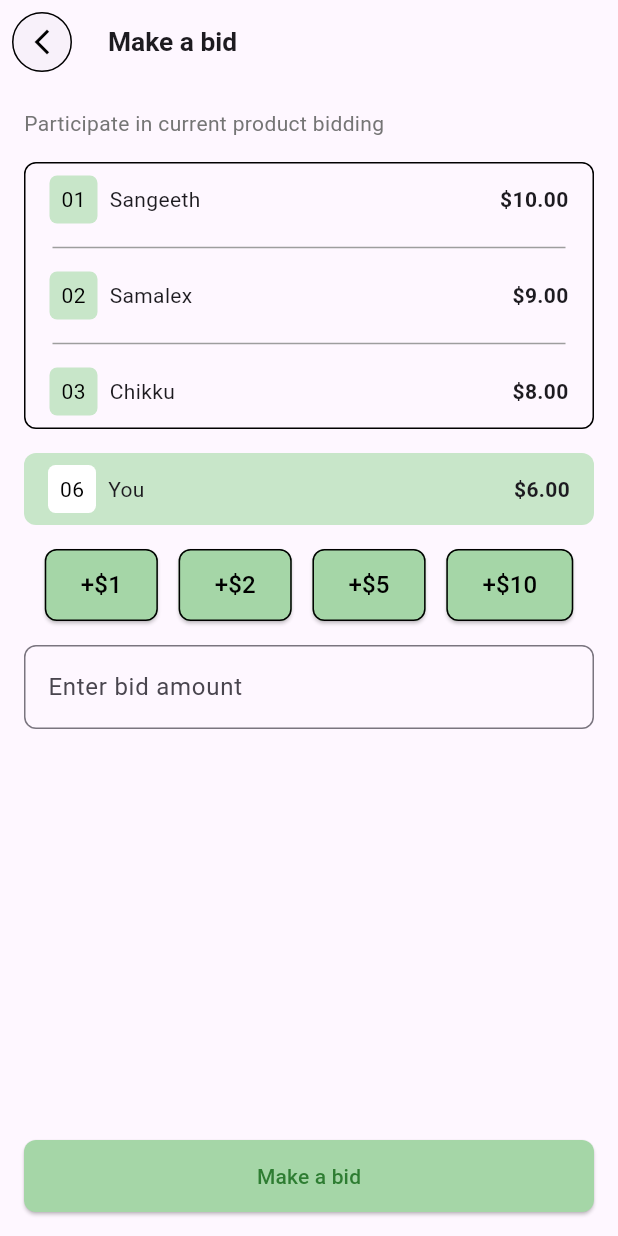
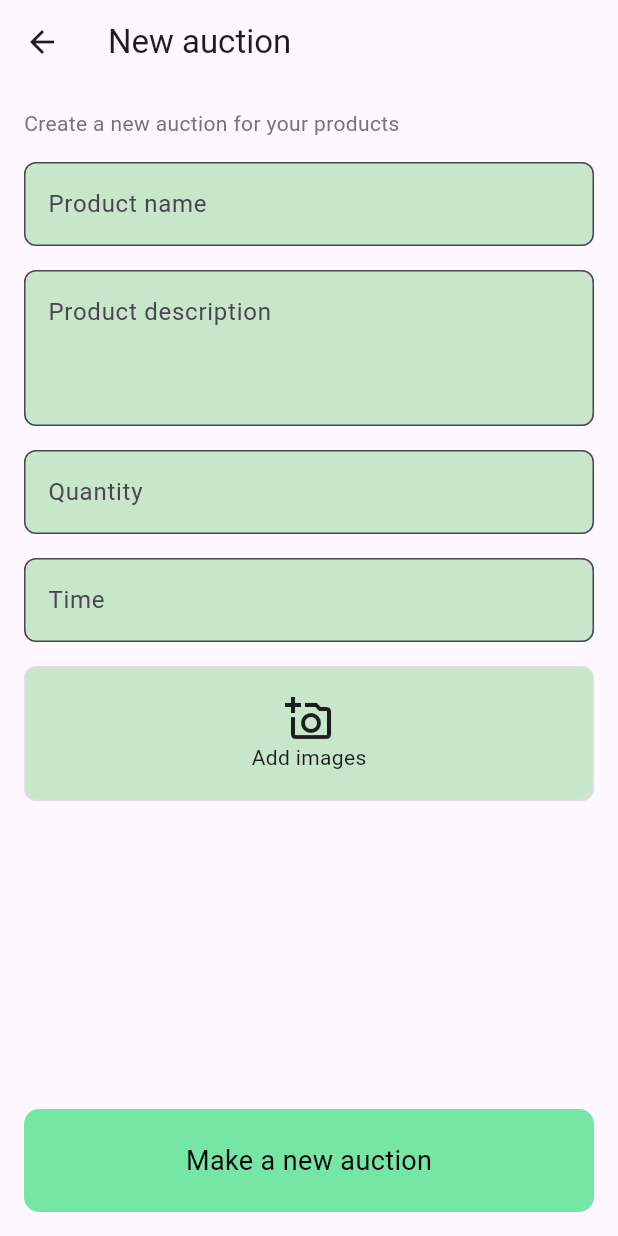
Before and after one commit to Ajeesh-Palathingal/greenery, a Flutter app: the screen it shows after launch, on a phone screen of 412 x 824 dp. Run offline on Flutter 3.47's test engine with Material 3 defaults, Android fonts, the light colour scheme and no system bars; our stand-ins replace flutter_screenutil, flutter_svg, get; Roboto replaces fonts that are missing (Figtree).

Commit message:
new auction completed

```diff
--- a/lib/main.dart
+++ b/lib/main.dart
@@ -3,6 +3,7 @@ import 'package:flutter_screenutil/flutter_screenutil.dart';
 import 'package:greenery/screens/authentication/signup/sign_up.dart';
 import 'package:greenery/screens/home/home_screen.dart';
 import 'package:greenery/screens/make_a_bid/make_a_bid.dart';
+import 'package:greenery/screens/new_auction/new_auction.dart';
 
 import 'screens/navbar_controll/navbar_controll_screen.dart';
 
@@ -28,7 +29,7 @@ class MyApp extends StatelessWidget {
               colorScheme: ColorScheme.fromSeed(seedColor: Colors.deepPurple),
               useMaterial3: true,
             ),
-            home: MakeABidScreen(),
+            home: NewAuctionScreen(),
           );
         });
   }
--- a/lib/screens/make_a_bid/make_a_bid.dart
+++ b/lib/screens/make_a_bid/make_a_bid.dart
@@ -1,5 +1,6 @@
 import 'package:flutter/material.dart';
 import 'package:flutter_screenutil/flutter_screenutil.dart';
+import 'package:greenery/screens/widgets/custom_elevated_button.dart';
 import 'package:greenery/screens/widgets/custom_text.dart';
 
 import '../widgets/custom_appbar_widget.dart';
@@ -81,18 +82,7 @@ class MakeABidScreen extends StatelessWidget {
           SafeArea(
             child: Padding(
               padding: const EdgeInsets.all(16.0),
-              child: ElevatedButton(
-                onPressed: () {},
-                style: ElevatedButton.styleFrom(
-                  foregroundColor: Colors.green[800],
-                  backgroundColor: Colors.green[200],
-                  minimumSize: Size(double.infinity, 48),
-                  shape: RoundedRectangleBorder(
-                    borderRadius: BorderRadius.circular(8),
-                  ),
-                ),
-                child: Text('Make a bid'),
-              ),
+              child: CustomElevatedButton(onPressed: (){}, label: "Make a bid")
             ),
           ),
         ],
--- /dev/null
+++ b/lib/screens/new_auction/new_auction.dart
@@ -0,0 +1,132 @@
+import 'package:flutter/material.dart';
+import 'package:greenery/core/constants/colors.dart';
+
+import '../widgets/custom_elevated_button.dart';
+
+void main() {
+  runApp(MyApp());
+}
+
+class MyApp extends StatelessWidget {
+  @override
+  Widget build(BuildContext context) {
+    return MaterialApp(
+      home: NewAuctionScreen(),
+    );
+  }
+}
+
+class NewAuctionScreen extends StatelessWidget {
+  @override
+  Widget build(BuildContext context) {
+    return Scaffold(
+      appBar: AppBar(
+        leading: IconButton(
+          icon: Icon(Icons.arrow_back),
+          onPressed: () {},
+        ),
+        title: Text('New auction'),
+      ),
+      body: Column(
+        children: [
+          Expanded(
+            child: SingleChildScrollView(
+              child: Padding(
+                padding: const EdgeInsets.all(16.0),
+                child: Column(
+                  crossAxisAlignment: CrossAxisAlignment.start,
+                  children: [
+                    Text(
+                      'Create a new auction for your products',
+                      style: TextStyle(color: Colors.grey[600]),
+                    ),
+                    SizedBox(height: 16),
+                    TextField(
+                      decoration: InputDecoration(
+                        hintText: 'Product name',
+                        filled: true,
+                        fillColor: Colors.green[100],
+                        border: OutlineInputBorder(
+                          borderRadius: BorderRadius.circular(8),
+                          borderSide: BorderSide(color: Colors.grey[300]!),
+                        ),
+                      ),
+                    ),
+                    SizedBox(height: 16),
+                    TextField(
+                      maxLines: 3,
+                      decoration: InputDecoration(
+                        hintText: 'Product description',
+                        filled: true,
+                        fillColor: Colors.green[100],
+                        border: OutlineInputBorder(
+                          borderRadius: BorderRadius.circular(8),
+                          borderSide: BorderSide(color: Colors.grey[300]!),
+                        ),
+                      ),
+                    ),
+                    SizedBox(height: 16),
+                    TextField(
+                      decoration: InputDecoration(
+                        hintText: 'Quantity',
+                        filled: true,
+                        fillColor: Colors.green[100],
+                        border: OutlineInputBorder(
+                          borderRadius: BorderRadius.circular(8),
+                          borderSide: BorderSide(color: Colors.grey[300]!),
+                        ),
+                      ),
+                    ),
+                    SizedBox(height: 16),
+                    TextField(
+                      decoration: InputDecoration(
+                        hintText: 'Time',
+                        filled: true,
+                        fillColor: Colors.green[100],
+                        border: OutlineInputBorder(
+                          borderRadius: BorderRadius.circular(8),
+                          borderSide: BorderSide(color: Colors.grey[300]!),
+                        ),
+                      ),
+                    ),
+                    SizedBox(height: 16),
+                    Container(
+                      height: 90,
+                      decoration: BoxDecoration(
+                        color: Colors.green[100],
+                        borderRadius: BorderRadius.circular(8),
+                        border: Border.all(color: Colors.grey[300]!),
+                      ),
+                      child: Center(
+                        child: Column(
+                          mainAxisAlignment: MainAxisAlignment.center,
+                          children: [
+                            Icon(
+                              Icons.add_a_photo_outlined,
+                              size: 32,
+                            ),
+                            SizedBox(width: 8),
+                            Text('Add images'),
+                          ],
+                        ),
+                      ),
+                    ),
+                  ],
+                ),
+              ),
+            ),
+          ),
+          SafeArea(
+            child: Padding(
+              padding: const EdgeInsets.all(16.0),
+              child: CustomElevatedButton(
+                onPressed: () {},
+                label: 'Make a new auction',
+              ),
+            ),
+          ),
+        ],
+      ),
+    );
+  }
+}
--- a/lib/screens/widgets/custom_elevated_button.dart
+++ b/lib/screens/widgets/custom_elevated_button.dart
@@ -1,40 +1,46 @@
 import 'package:flutter/material.dart';
+import 'package:greenery/core/constants/colors.dart';
 import 'package:greenery/screens/widgets/custom_text.dart';
 
 class CustomElevatedButton extends StatelessWidget {
   const CustomElevatedButton({
     super.key,
-    required this.height,
-    required this.width,
+    this.height,
+    this.width,
     this.iconWidget,
     required this.onPressed,
-    required this.backgroundColor,
+    this.backgroundColor,
     required this.label,
-    required this.labelColor,
-    required this.labelSize,
+    this.labelColor = Colors.black,
+    this.labelSize = 18,
     this.borderRadius = 10,
     this.childWidget,
+    this.labelFont,
   });
-  final double height;
-  final double width;
+
+  final double? height;
+  final double? width;
   final Widget? iconWidget;
   final void Function() onPressed;
-  final Color backgroundColor;
+  final Color? backgroundColor;
   final String label;
   final Color labelColor;
   final double labelSize;
   final double borderRadius;
   final Widget? childWidget;
+  final FontWeight? labelFont;
+
   @override
   Widget build(BuildContext context) {
     return SizedBox(
-      height: height,
-      width: width,
+      height: height ?? MediaQuery.of(context).size.height / 12,
+      width: width ?? MediaQuery.of(context).size.width,
       child: GestureDetector(
         onTap: onPressed,
         child: Container(
           decoration: BoxDecoration(
-            color: backgroundColor,
+            color: backgroundColor ??
+                primaryColor, // Assign primaryColor if backgroundColor is null
             borderRadius: BorderRadius.circular(borderRadius),
           ),
           child: Row(
@@ -49,7 +55,7 @@ class CustomElevatedButton extends StatelessWidget {
                   text: label,
                   fontSize: labelSize,
                   fontColor: labelColor,
-                  fontweight: FontWeight.w600,
+                  fontweight: labelFont ?? FontWeight.normal,
                 ),
             ],
           ),
```
